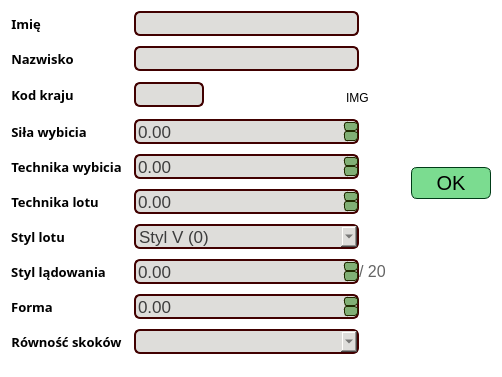
Before: the Qt Designer form source/UI/EditorWidgets/JumperEditorWidget.ui in SiekamCebule/sj-sim, drawn with Qt 5.
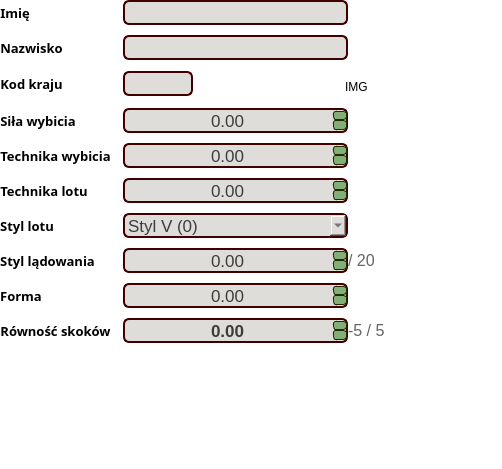
After: the same form once the commit is applied.

```diff
--- a/source/UI/EditorWidgets/JumperEditorWidget.ui
+++ b/source/UI/EditorWidgets/JumperEditorWidget.ui
@@ -7,7 +7,7 @@
     <x>0</x>
     <y>0</y>
     <width>502</width>
-    <height>377</height>
+    <height>469</height>
    </rect>
   </property>
   <property name="windowTitle">
@@ -16,8 +16,7 @@
   <property name="styleSheet">
    <string notr="true">background: transparent;</string>
   </property>
-  <layout class="QVBoxLayout" name="verticalLayout_2">
-   <item>
+  <widget class="QWidget" name="">
     <layout class="QVBoxLayout" name="verticalLayout">
      <item>
       <layout class="QHBoxLayout" name="horizontalLayout">
@@ -104,6 +103,9 @@
 	color: rgb(0, 59, 23);
 }</string>
            </property>
+          <property name="alignment">
+           <set>Qt::AlignCenter</set>
+          </property>
           </widget>
          </item>
          <item row="1" column="0">
@@ -181,6 +183,9 @@
 	color: rgb(0, 59, 23);
 }</string>
            </property>
+          <property name="alignment">
+           <set>Qt::AlignCenter</set>
+          </property>
           </widget>
          </item>
          <item row="2" column="0">
@@ -388,6 +393,9 @@
 	color: rgb(0, 59, 23);
 }</string>
            </property>
+          <property name="alignment">
+           <set>Qt::AlignCenter</set>
+          </property>
           </widget>
          </item>
          <item row="4" column="0">
@@ -465,6 +473,9 @@
 	color: rgb(0, 59, 23);
 }</string>
            </property>
+          <property name="alignment">
+           <set>Qt::AlignCenter</set>
+          </property>
           </widget>
          </item>
          <item row="5" column="0">
@@ -542,6 +553,9 @@
 	color: rgb(0, 59, 23);
 }</string>
            </property>
+          <property name="alignment">
+           <set>Qt::AlignCenter</set>
+          </property>
           </widget>
          </item>
          <item row="6" column="0">
@@ -727,6 +741,9 @@
              <property name="frame">
               <bool>true</bool>
              </property>
+            <property name="alignment">
+             <set>Qt::AlignCenter</set>
+            </property>
              <property name="showGroupSeparator" stdset="0">
               <bool>false</bool>
              </property>
@@ -827,53 +844,8 @@
 	color: rgb(0, 59, 23);
 }</string>
            </property>
-          </widget>
-         </item>
-         <item row="9" column="1">
-          <widget class="QComboBox" name="comboBox_jumpsEquality">
-           <property name="minimumSize">
-            <size>
-             <width>225</width>
-             <height>25</height>
-            </size>
-           </property>
-           <property name="maximumSize">
-            <size>
-             <width>225</width>
-             <height>25</height>
-            </size>
-           </property>
-           <property name="font">
-            <font>
-             <pointsize>11</pointsize>
-            </font>
-           </property>
-           <property name="focusPolicy">
-            <enum>Qt::NoFocus</enum>
-           </property>
-           <property name="styleSheet">
-            <string notr="true">QWidget{
-	background-color: rgb(222, 221, 218);
-	color: rgb(60, 60, 60);
-	border: 2px solid rgb(65, 0, 0);
-	border-radius: 6px;
-}
-
-QDoubleSpinBox::up-button{
-border: 1px solid rgb(33, 42, 0);
-border-radius: 3px;
-		background-color: rgb(129, 175, 117);
-	color: rgb(0, 59, 23);
-}
-QDoubleSpinBox::down-button{
-border: 1px solid rgb(33, 42, 0);
-border-radius: 3px;
-	background-color: rgb(129, 175, 117);
-	color: rgb(0, 59, 23);
-}</string>
-           </property>
-           <property name="sizeAdjustPolicy">
-            <enum>QComboBox::AdjustToContentsOnFirstShow</enum>
+          <property name="alignment">
+           <set>Qt::AlignCenter</set>
            </property>
           </widget>
          </item>
@@ -909,6 +881,80 @@
            </property>
           </widget>
          </item>
+        <item row="9" column="1">
+         <layout class="QHBoxLayout" name="horizontalLayout_3">
+          <item>
+           <widget class="QDoubleSpinBox" name="doubleSpinBox_jumpsEquality">
+            <property name="minimumSize">
+             <size>
+              <width>225</width>
+              <height>25</height>
+             </size>
+            </property>
+            <property name="maximumSize">
+             <size>
+              <width>225</width>
+              <height>25</height>
+             </size>
+            </property>
+            <property name="font">
+             <font>
+              <pointsize>13</pointsize>
+              <bold>true</bold>
+             </font>
+            </property>
+            <property name="focusPolicy">
+             <enum>Qt::NoFocus</enum>
+            </property>
+            <property name="styleSheet">
+             <string notr="true">QWidget{
+	background-color: rgb(222, 221, 218);
+	color: rgb(60, 60, 60);
+	border: 2px solid rgb(65, 0, 0);
+	border-radius: 6px;
+}
+
+QDoubleSpinBox::up-button{
+border: 1px solid rgb(33, 42, 0);
+border-radius: 3px;
+		background-color: rgb(129, 175, 117);
+	color: rgb(0, 59, 23);
+}
+QDoubleSpinBox::down-button{
+border: 1px solid rgb(33, 42, 0);
+border-radius: 3px;
+	background-color: rgb(129, 175, 117);
+	color: rgb(0, 59, 23);
+}</string>
+            </property>
+            <property name="alignment">
+             <set>Qt::AlignCenter</set>
+            </property>
+            <property name="minimum">
+             <double>-5.000000000000000</double>
+            </property>
+            <property name="maximum">
+             <double>5.000000000000000</double>
+            </property>
+           </widget>
+          </item>
+          <item>
+           <widget class="QLabel" name="label_11">
+            <property name="font">
+             <font>
+              <pointsize>12</pointsize>
+             </font>
+            </property>
+            <property name="styleSheet">
+             <string notr="true">color: rgb(100, 100, 100);</string>
+            </property>
+            <property name="text">
+             <string>-5 / 5</string>
+            </property>
+           </widget>
+          </item>
+         </layout>
+        </item>
         </layout>
        </item>
        <item>
@@ -1006,8 +1052,7 @@
       </spacer>
      </item>
     </layout>
-   </item>
-  </layout>
+  </widget>
  </widget>
  <resources/>
  <connections/>
```
Lines whose indentation alone changed are shown as unchanged.
